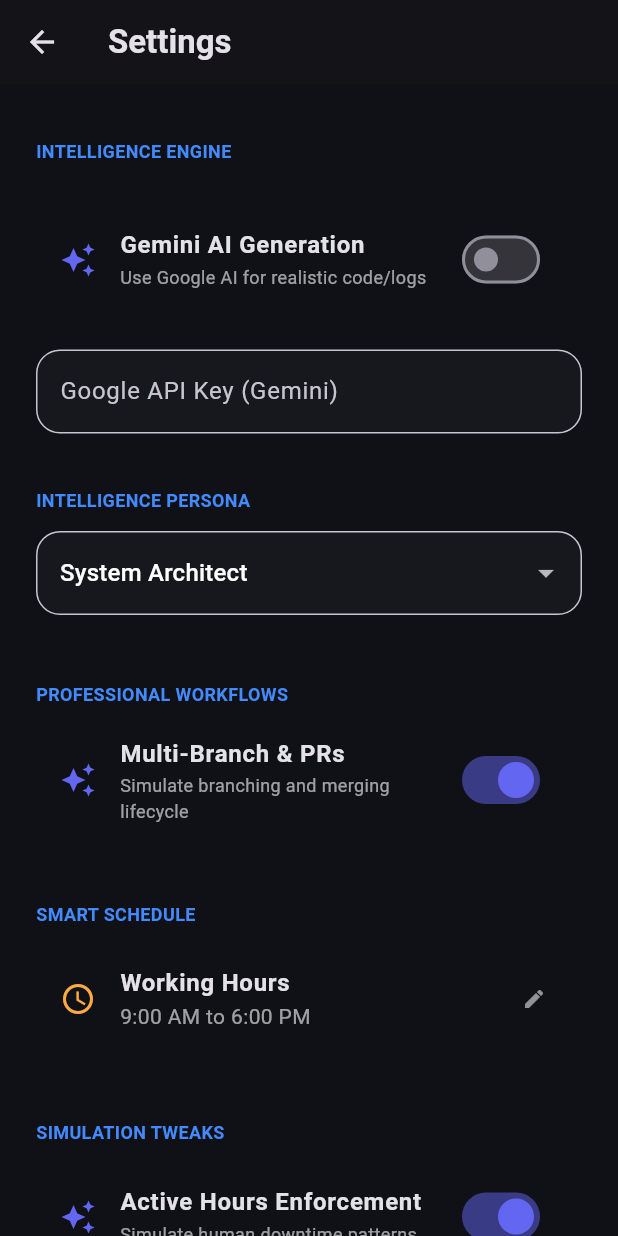
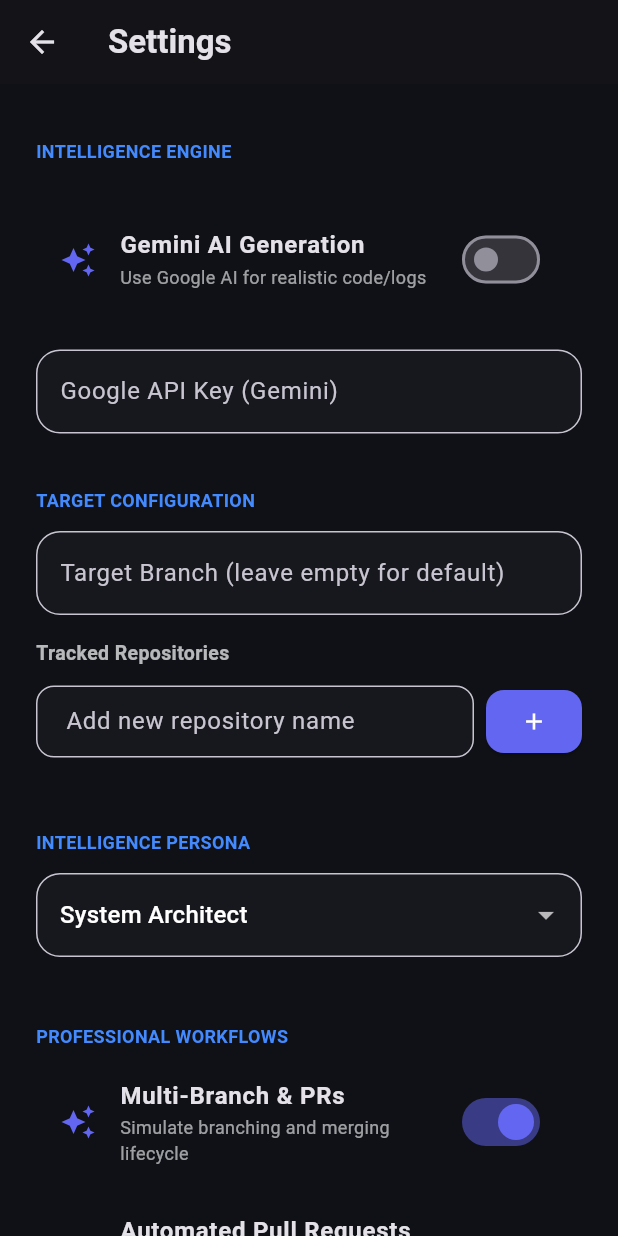
Before and after one commit to nomaan5541/devsim-mobile, a Flutter app: the DashboardScreen screen opened directly, after a tap on the "settings" icon, on a phone screen of 412 x 824 dp. Run offline on Flutter 3.47's test engine with Material 3 defaults, Android fonts, the light colour scheme and no system bars; our stand-ins replace flutter_local_notifications, flutter_secure_storage, logger, permission_handler, shared_preferences; missing offline and left inert: workmanager; accounts and stored records are empty; statements that could not run were skipped; project files that could hold a hidden picture were left out.

Commit message:
feat: implement visual comparison, behavior profiles, branch selector, auto-PR, and local notifications

```diff
--- a/lib/screens/dashboard_screen.dart
+++ b/lib/screens/dashboard_screen.dart
@@ -7,6 +7,7 @@
 import '../models/dev_persona.dart';
 import '../models/commit_record.dart';
 import '../widgets/real_time_graph_widget.dart';
+import '../widgets/analytics_comparison_widget.dart';
 import 'scheduler_setup_screen.dart';
 import 'settings_screen.dart';
 import 'logs_screen.dart';
@@ -91,6 +92,12 @@
               _buildChallengeProgress(context, provider),
               const SizedBox(height: 24),
               _buildChallengeStats(provider),
+              const SizedBox(height: 24),
+              AnalyticsComparisonWidget(
+                localHistory: provider.localSimulatedHistory,
+                githubWeeks: provider.githubContributionsWeeks,
+                currentStreak: provider.currentStreak,
+              ),
               const SizedBox(height: 24),
               _buildPersonaSelection(provider),
               const SizedBox(height: 24),
--- a/lib/screens/settings_screen.dart
+++ b/lib/screens/settings_screen.dart
@@ -2,6 +2,7 @@
 import 'package:provider/provider.dart';
 import '../services/app_provider.dart';
 import '../models/dev_persona.dart';
+import '../services/scheduler_service.dart';
 
 class SettingsScreen extends StatefulWidget {
   const SettingsScreen({super.key});
@@ -44,6 +45,16 @@
             onChanged: (v) => provider.setAiSettings(apiKey: v),
           ),
           const SizedBox(height: 24),
+          _buildHeading('Target Configuration'),
+          _buildTextField(
+            TextEditingController(text: provider.targetBranch),
+            'Target Branch (leave empty for default)',
+            'e.g. staging, dev',
+            onChanged: (v) => provider.setTargetBranch(v),
+          ),
+          const SizedBox(height: 16),
+          _buildMultiRepoConfig(provider),
+          const SizedBox(height: 24),
           _buildHeading('Intelligence Persona'),
           _buildPersonaDropdown(provider),
           const SizedBox(height: 32),
@@ -53,6 +64,13 @@
             'Simulate branching and merging lifecycle',
             provider.enableProWorkflows,
             (v) => provider.toggleProWorkflows(v),
+          ),
+          const SizedBox(height: 16),
+          _buildSwitchTile(
+            'Automated Pull Requests (Auto PR)',
+            'Auto-create and merge PRs on feature completion',
+            provider.enableAutoPr,
+            (v) => provider.toggleAutoPr(v),
           ),
           const SizedBox(height: 32),
           _buildHeading('Smart Schedule'),
@@ -71,6 +89,9 @@
               }
             },
           ),
+          const SizedBox(height: 24),
+          _buildHeading('Simulation Behavior Profile'),
+          _buildBehaviorProfileDropdown(provider),
           const SizedBox(height: 32),
           _buildHeading('Simulation Tweaks'),
           _buildSwitchTile('Active Hours Enforcement', 'Simulate human downtime patterns', true, (v) {}),
@@ -172,4 +193,119 @@
       },
     );
   }
+
+  Widget _buildBehaviorProfileDropdown(AppProvider provider) {
+    return DropdownButtonFormField<BehaviorProfile>(
+      value: provider.behaviorProfile,
+      decoration: InputDecoration(
+        border: OutlineInputBorder(borderRadius: BorderRadius.circular(16)),
+        filled: true,
+        fillColor: Colors.white.withOpacity(0.03),
+      ),
+      dropdownColor: const Color(0xFF1E1B4B),
+      items: BehaviorProfile.values.map((p) {
+        String label;
+        switch (p) {
+          case BehaviorProfile.nightOwl:
+            label = 'Night Owl (Active 8 PM - 4 AM)';
+            break;
+          case BehaviorProfile.steady9to5:
+            label = 'Steady 9-to-5 (Active 9 AM - 5 PM)';
+            break;
+          case BehaviorProfile.weekendWarrior:
+            label = 'Weekend Warrior (Active Sat/Sun)';
+            break;
+          case BehaviorProfile.standard:
+          default:
+            label = 'Standard (Custom working hours)';
+        }
+        return DropdownMenuItem(
+          value: p,
+          child: Text(label, style: const TextStyle(color: Colors.white, fontSize: 13)),
+        );
+      }).toList(),
+      onChanged: (p) {
+        if (p != null) provider.setBehaviorProfile(p);
+      },
+    );
+  }
+
+  Widget _buildMultiRepoConfig(AppProvider provider) {
+    final controller = TextEditingController();
+    return Column(
+      crossAxisAlignment: CrossAxisAlignment.start,
+      children: [
+        const Text(
+          'Tracked Repositories',
+          style: TextStyle(fontWeight: FontWeight.bold, fontSize: 13, color: Colors.white70),
+        ),
+        const SizedBox(height: 12),
+        Row(
+          children: [
+            Expanded(
+              child: TextField(
+                controller: controller,
+                decoration: InputDecoration(
+                  hintText: 'Add new repository name',
+                  border: OutlineInputBorder(borderRadius: BorderRadius.circular(12)),
+                  contentPadding: const EdgeInsets.symmetric(horizontal: 16, vertical: 12),
+                  fillColor: Colors.white.withOpacity(0.03),
+                  filled: true,
+                ),
+              ),
+            ),
+            const SizedBox(width: 8),
+            ElevatedButton(
+              onPressed: () {
+                final name = controller.text.trim();
+                if (name.isNotEmpty) {
+                  provider.addTrackedRepo(name);
+                  controller.clear();
+                }
+              },
+              style: ElevatedButton.styleFrom(
+                backgroundColor: const Color(0xFF6366F1),
+                padding: const EdgeInsets.symmetric(horizontal: 16, vertical: 12),
+                shape: RoundedRectangleBorder(borderRadius: BorderRadius.circular(12)),
+              ),
+              child: const Icon(Icons.add, color: Colors.white),
+            )
+          ],
+        ),
+        const SizedBox(height: 12),
+        Wrap(
+          spacing: 8,
+          runSpacing: 8,
+          children: provider.reposList.map((repo) {
+            final isSelected = provider.repo == repo;
+            return ChoiceChip(
+              label: Text(
+                repo,
+                style: TextStyle(
+                  color: isSelected ? Colors.white : Colors.white60,
+                  fontSize: 12,
+                  fontWeight: isSelected ? FontWeight.bold : FontWeight.normal,
+                ),
+              ),
+              selected: isSelected,
+              onSelected: (selected) {
+                if (selected) {
+                  provider.selectActiveRepo(repo);
+                }
+              },
+              selectedColor: const Color(0xFF6366F1),
+              backgroundColor: Colors.white.withOpacity(0.05),
+              shape: RoundedRectangleBorder(borderRadius: BorderRadius.circular(12)),
+              avatar: isSelected
+                  ? const Icon(Icons.check, size: 14, color: Colors.white)
+                  : InkWell(
+                      onTap: () => provider.removeTrackedRepo(repo),
+                      child: const Icon(Icons.close, size: 14, color: Colors.white60),
+                    ),
+            );
+          }).toList(),
+        )
+      ],
+    );
+  }
 }
--- a/lib/services/scheduler_service.dart
+++ b/lib/services/scheduler_service.dart
@@ -3,6 +3,7 @@
 import 'logger_service.dart';
 
 enum SimulationMode { instant, realistic, sessionBased }
+enum BehaviorProfile { nightOwl, steady9to5, weekendWarrior, standard }
 
 class SchedulerService {
   final LoggerService _logger = LoggerService();
@@ -17,35 +18,94 @@
     return nowMinutes >= startMinutes && nowMinutes <= endMinutes;
   }
 
-  Duration calculateNextDelay(SimulationMode mode, TimeOfDay startTime, TimeOfDay endTime, {int? baseDelayMinutes}) {
+  Duration calculateNextDelay(
+    SimulationMode mode,
+    TimeOfDay startTime,
+    TimeOfDay endTime, {
+    int? baseDelayMinutes,
+    BehaviorProfile profile = BehaviorProfile.standard,
+  }) {
     if (mode == SimulationMode.instant) {
       return Duration(seconds: _random.nextInt(10) + 5);
     }
 
+    final now = DateTime.now();
+    bool isDowntime = false;
+
+    // Check active hours based on profile
     if (mode == SimulationMode.realistic) {
-      // If outside active hours, delay is much longer
-      if (!isCurrentlyInActiveHours(startTime, endTime)) {
-        _logger.log('Outside active hours. Simulating downtime...', type: LogType.info);
-        return Duration(hours: _random.nextInt(4) + 2);
+      if (profile == BehaviorProfile.nightOwl) {
+        // Night Owl: Active 8 PM (20:00) to 4 AM (04:00)
+        final hour = now.hour;
+        if (hour > 4 && hour < 20) {
+          isDowntime = true;
+          _logger.log('[Scheduler] Night Owl Profile: Daytime downtime. Sleep mode active.', type: LogType.info);
+        }
+      } else if (profile == BehaviorProfile.steady9to5) {
+        // Steady 9-to-5: Active 9 AM (09:00) to 5 PM (17:00)
+        final hour = now.hour;
+        if (hour < 9 || hour >= 17) {
+          isDowntime = true;
+          _logger.log('[Scheduler] 9-to-5 Profile: After hours downtime. Offline mode active.', type: LogType.info);
+        }
+      } else if (profile == BehaviorProfile.weekendWarrior) {
+        // Weekend Warrior: Active Saturday & Sunday. Weekdays are downtime.
+        final weekday = now.weekday;
+        if (weekday >= 1 && weekday <= 5) {
+          isDowntime = true;
+          _logger.log('[Scheduler] Weekend Warrior Profile: Weekday downtime. Commits paused.', type: LogType.info);
+        }
+      } else {
+        // Standard profile: respects user start and end times
+        if (!isCurrentlyInActiveHours(startTime, endTime)) {
+          isDowntime = true;
+          _logger.log('[Scheduler] Standard Profile: Outside active hours. Offline mode active.', type: LogType.info);
+        }
       }
 
-      // Random delay between 30 and 120 minutes
+      if (isDowntime) {
+        // Return a long sleep window (e.g. 2 to 6 hours)
+        final downtimeHours = _random.nextInt(4) + 2;
+        return Duration(hours: downtimeHours);
+      }
+
+      // Inject simulated "Noise" (breaks, meetings) - 15% chance during active hours
+      if (_random.nextDouble() < 0.15) {
+        final noiseType = _random.nextInt(3);
+        if (noiseType == 0) {
+          _logger.log('[Simulator] Injecting noise: Pausing 45m for simulated standup meeting.', type: LogType.info);
+          return const Duration(minutes: 45);
+        } else if (noiseType == 1) {
+          _logger.log('[Simulator] Injecting noise: Pausing 1h 15m for lunch break.', type: LogType.info);
+          return const Duration(minutes: 75);
+        } else {
+          _logger.log('[Simulator] Injecting noise: Pausing 30m for coffee break.', type: LogType.info);
+          return const Duration(minutes: 30);
+        }
+      }
+
+      // Standard active delay between 30 and 120 minutes
       final minutes = _random.nextInt(90) + 30;
       return Duration(minutes: minutes);
     }
 
     // Session based usually has a set frequency
     final base = baseDelayMinutes ?? 60;
+
+    // Inject break noise in session-based occasionally as well
+    if (_random.nextDouble() < 0.10) {
+      _logger.log('[Simulator] Injecting session break noise: Adding 20m buffer.', type: LogType.info);
+      return Duration(minutes: base + 20 + _random.nextInt(10));
+    }
+
     return Duration(minutes: base + _random.nextInt(15));
   }
 
   int calculateSessionCommitCount(SimulationMode mode, int remainingTarget) {
     if (mode == SimulationMode.instant) {
-      // For instant mode, try to finish the remaining target in one pulse session
       return remainingTarget;
     }
 
-    // For realistic mode, 2 to 5 commits per session is realistic
     return _random.nextInt(4) + 2;
   }
 }
--- /dev/null
+++ b/lib/widgets/analytics_comparison_widget.dart
@@ -0,0 +1,208 @@
+import 'package:flutter/material.dart';
+import 'package:intl/intl.dart';
+
+class AnalyticsComparisonWidget extends StatelessWidget {
+  final Map<String, int> localHistory;
+  final List<List<Map<String, dynamic>>>? githubWeeks;
+  final int currentStreak;
+
+  const AnalyticsComparisonWidget({
+    super.key,
+    required this.localHistory,
+    required this.githubWeeks,
+    required this.currentStreak,
+  });
+
+  int _getRealCount(String dateStr) {
+    if (githubWeeks == null) return 0;
+    for (var week in githubWeeks!) {
+      for (var day in week) {
+        if (day['date'] == dateStr) {
+          return day['count'] as int? ?? 0;
+        }
+      }
+    }
+    return 0;
+  }
+
+  String _getStreakForecast() {
+    final milestones = [7, 21, 30, 100, 250, 500];
+    for (var m in milestones) {
+      if (currentStreak < m) {
+        final diff = m - currentStreak;
+        return "$diff days remaining to unlock the '$m Days' milestone badge!";
+      }
+    }
+    return "All milestone badges unlocked! Truly legendary.";
+  }
+
+  @override
+  Widget build(BuildContext context) {
+    // Generate dates for the last 7 days
+    final now = DateTime.now();
+    final List<DateTime> last7Days = List.generate(7, (i) => now.subtract(Duration(days: 6 - i)));
+
+    return Column(
+      crossAxisAlignment: CrossAxisAlignment.start,
+      children: [
+        const Text(
+          'LOCAL VS. REAL-WORLD ANALYTICS',
+          style: TextStyle(
+            fontWeight: FontWeight.bold,
+            fontSize: 12,
+            color: Colors.white60,
+            letterSpacing: 1.2,
+          ),
+        ),
+        const SizedBox(height: 12),
+        ClipRRect(
+          borderRadius: BorderRadius.circular(24),
+          child: Container(
+            width: double.infinity,
+            padding: const EdgeInsets.all(20),
+            decoration: BoxDecoration(
+              color: Colors.white.withOpacity(0.05),
+              borderRadius: BorderRadius.circular(24),
+              border: Border.all(color: Colors.white.withOpacity(0.1)),
+            ),
+            child: Column(
+              crossAxisAlignment: CrossAxisAlignment.start,
+              children: [
+                const Row(
+                  mainAxisAlignment: MainAxisAlignment.spaceBetween,
+                  children: [
+                    Text(
+                      'Last 7 Days Activity',
+                      style: TextStyle(fontWeight: FontWeight.bold, fontSize: 14, color: Colors.white),
+                    ),
+                    Row(
+                      children: [
+                        _LegendItem(color: Color(0xFF6366F1), label: 'Simulated'),
+                        SizedBox(width: 12),
+                        _LegendItem(color: Color(0xFF10B981), label: 'Actual'),
+                      ],
+                    )
+                  ],
+                ),
+                const SizedBox(height: 20),
+                ...last7Days.map((date) {
+                  final dateStr = DateFormat('yyyy-MM-dd').format(date);
+                  final label = DateFormat('E, MMM d').format(date);
+
+                  final simulatedCount = localHistory[dateStr] ?? 0;
+                  final realCount = _getRealCount(dateStr);
+
+                  final maxCount = [simulatedCount, realCount, 1].reduce((a, b) => a > b ? a : b).toDouble();
+
+                  return Padding(
+                    padding: const EdgeInsets.only(bottom: 12),
+                    child: Column(
+                      crossAxisAlignment: CrossAxisAlignment.start,
+                      children: [
+                        Text(label, style: const TextStyle(fontSize: 10, color: Colors.white54)),
+                        const SizedBox(height: 4),
+                        // Simulated Bar
+                        Row(
+                          children: [
+                            Expanded(
+                              flex: 1,
+                              child: ClipRRect(
+                                borderRadius: BorderRadius.circular(4),
+                                child: LinearProgressIndicator(
+                                  value: simulatedCount / maxCount,
+                                  backgroundColor: Colors.white.withOpacity(0.02),
+                                  color: const Color(0xFF6366F1),
+                                  minHeight: 6,
+                                ),
+                              ),
+                            ),
+                            const SizedBox(width: 8),
+                            SizedBox(
+                              width: 16,
+                              child: Text(
+                                '$simulatedCount',
+                                style: const TextStyle(fontSize: 9, color: Colors.white38, fontWeight: FontWeight.bold),
+                                textAlign: TextAlign.end,
+                              ),
+                            ),
+                          ],
+                        ),
+                        const SizedBox(height: 2),
+                        // Real-World Bar
+                        Row(
+                          children: [
+                            Expanded(
+                              flex: 1,
+                              child: ClipRRect(
+                                borderRadius: BorderRadius.circular(4),
+                                child: LinearProgressIndicator(
+                                  value: realCount / maxCount,
+                                  backgroundColor: Colors.white.withOpacity(0.02),
+                                  color: const Color(0xFF10B981),
+                                  minHeight: 6,
+                                ),
+                              ),
+                            ),
+                            const SizedBox(width: 8),
+                            SizedBox(
+                              width: 16,
+                              child: Text(
+                                '$realCount',
+                                style: const TextStyle(fontSize: 9, color: Colors.white38, fontWeight: FontWeight.bold),
+                                textAlign: TextAlign.end,
+                              ),
+                            ),
+                          ],
+                        ),
+                      ],
+                    ),
+                  );
+                }),
+                const Divider(height: 24, color: Colors.white10),
+                const Text(
+                  'STREAK FORECASTER',
+                  style: TextStyle(fontWeight: FontWeight.bold, fontSize: 10, color: Colors.white38, letterSpacing: 1.0),
+                ),
+                const SizedBox(height: 8),
+                Row(
+                  children: [
+                    const Icon(Icons.auto_awesome_rounded, color: Colors.amberAccent, size: 18),
+                    const SizedBox(width: 10),
+                    Expanded(
+                      child: Text(
+                        _getStreakForecast(),
+                        style: const TextStyle(color: Colors.amberAccent, fontSize: 11, fontWeight: FontWeight.bold),
+                      ),
+                    ),
+                  ],
+                )
+              ],
+            ),
+          ),
+        ),
+      ],
+    );
+  }
+}
+
+class _LegendItem extends StatelessWidget {
+  final Color color;
+  final String label;
+
+  const _LegendItem({required this.color, required this.label});
+
+  @override
+  Widget build(BuildContext context) {
+    return Row(
+      children: [
+        Container(
+          width: 8,
+          height: 8,
+          decoration: BoxDecoration(color: color, shape: BoxShape.circle),
+        ),
+        const SizedBox(width: 6),
+        Text(label, style: const TextStyle(fontSize: 10, color: Colors.white60)),
+      ],
+    );
+  }
+}
--- a/pubspec.yaml
+++ b/pubspec.yaml
@@ -42,6 +42,7 @@
   provider: ^6.1.5+1
   logger: ^2.7.0
   permission_handler: ^11.3.1
+  flutter_local_notifications: ^18.0.1
 
 dev_dependencies:
   flutter_test:
```
Also changed, not shown: lib/services/app_provider.dart (+136 -5 lines), lib/services/notification_service.dart (added, +69 -0 lines).
